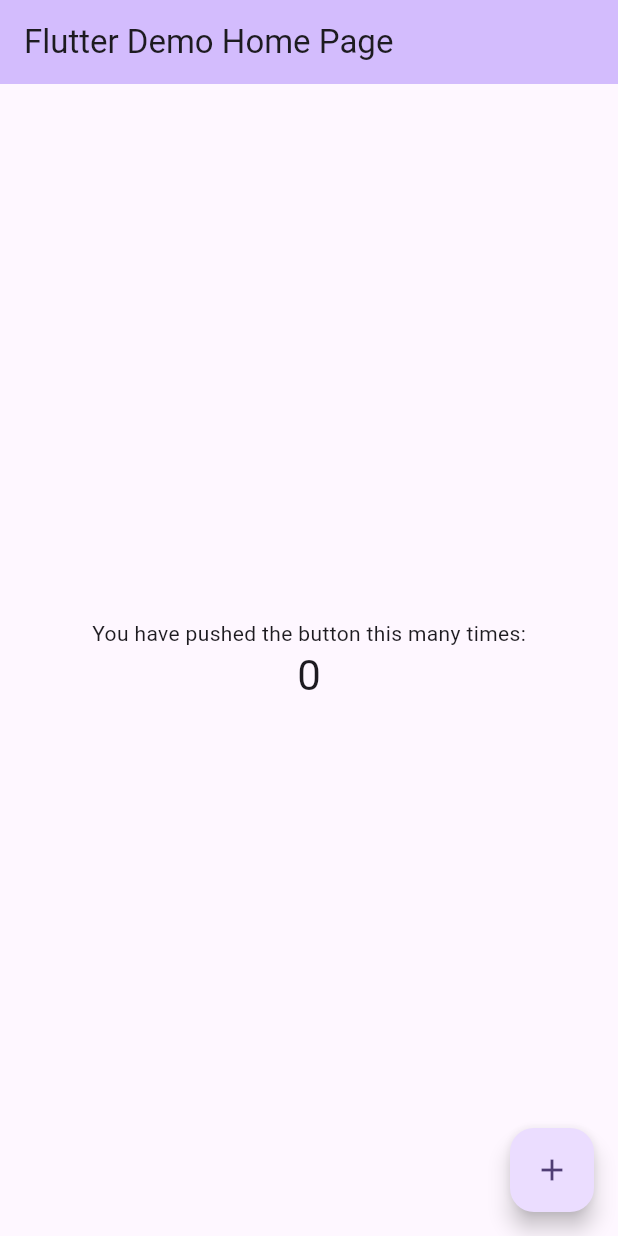
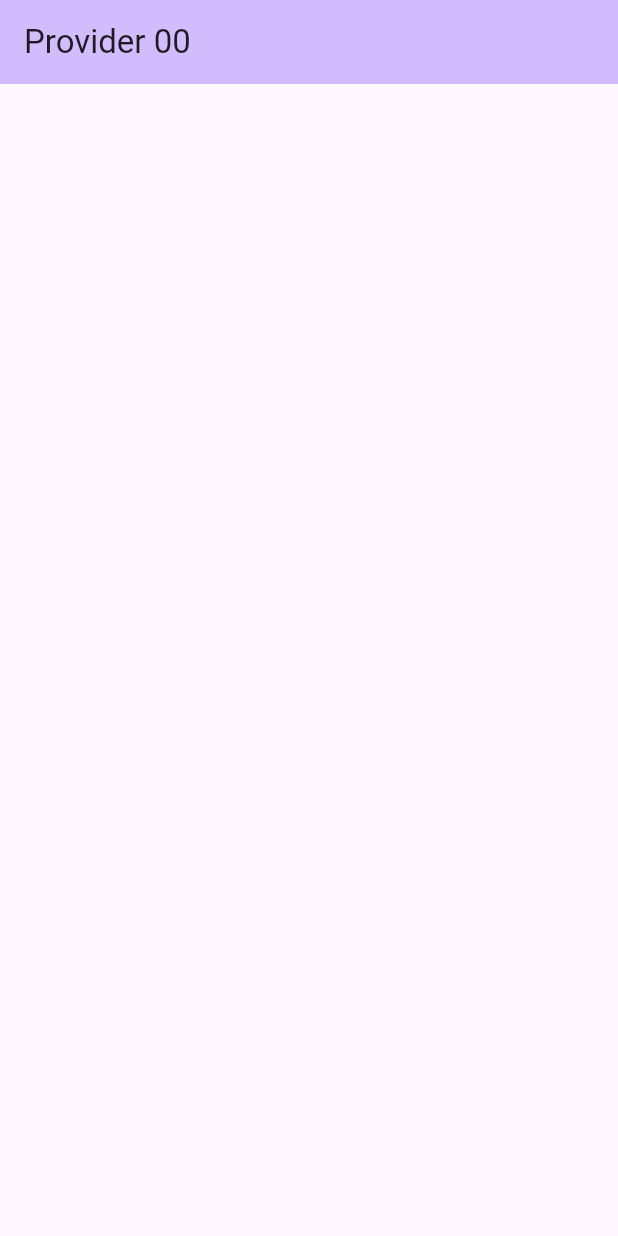
Before and after one commit to DONGL3XD/Learn_Flutter, a Flutter app: the screen it shows after launch, on a phone screen of 412 x 824 dp. Run offline on Flutter 3.47's test engine with Material 3 defaults, Android fonts, the phone set to English and light mode, and no system bars.

Commit message:
[EDIT] remove comments / add provider on pubspec.yami

```diff
--- a/lib/main.dart
+++ b/lib/main.dart
@@ -16,113 +16,32 @@ class MyApp extends StatelessWidget {
   @override
   Widget build(BuildContext context) {
     return MaterialApp(
-      title: 'Flutter Demo',
+      title: 'Provider 00',
       theme: ThemeData(
-        // This is the theme of your application.
-        //
-        // TRY THIS: Try running your application with "flutter run". You'll see
-        // the application has a purple toolbar. Then, without quitting the app,
-        // try changing the seedColor in the colorScheme below to Colors.green
-        // and then invoke "hot reload" (save your changes or press the "hot
-        // reload" button in a Flutter-supported IDE, or press "r" if you used
-        // the command line to start the app).
-        //
-        // Notice that the counter didn't reset back to zero; the application
-        // state is not lost during the reload. To reset the state, use hot
-        // restart instead.
-        //
-        // This works for code too, not just values: Most code changes can be
-        // tested with just a hot reload.
         colorScheme: ColorScheme.fromSeed(seedColor: Colors.deepPurple),
         useMaterial3: true,
       ),
-      home: const MyHomePage(title: 'Flutter Demo Home Page'),
+      home: const MyHomePage(),
     );
   }
 }
 
 class MyHomePage extends StatefulWidget {
-  const MyHomePage({super.key, required this.title});
-
-  // This widget is the home page of your application. It is stateful, meaning
-  // that it has a State object (defined below) that contains fields that affect
-  // how it looks.
-
-  // This class is the configuration for the state. It holds the values (in this
-  // case the title) provided by the parent (in this case the App widget) and
-  // used by the build method of the State. Fields in a Widget subclass are
-  // always marked "final".
-
-  final String title;
+  const MyHomePage({super.key});
 
   @override
   State<MyHomePage> createState() => _MyHomePageState();
 }
 
 class _MyHomePageState extends State<MyHomePage> {
-  int _counter = 0;
-
-  void _incrementCounter() {
-    setState(() {
-      // This call to setState tells the Flutter framework that something has
-      // changed in this State, which causes it to rerun the build method below
-      // so that the display can reflect the updated values. If we changed
-      // _counter without calling setState(), then the build method would not be
-      // called again, and so nothing would appear to happen.
-      _counter++;
-    });
-  }
-
   @override
   Widget build(BuildContext context) {
-    // This method is rerun every time setState is called, for instance as done
-    // by the _incrementCounter method above.
-    //
-    // The Flutter framework has been optimized to make rerunning build methods
-    // fast, so that you can just rebuild anything that needs updating rather
-    // than having to individually change instances of widgets.
     return Scaffold(
       appBar: AppBar(
-        // TRY THIS: Try changing the color here to a specific color (to
-        // Colors.amber, perhaps?) and trigger a hot reload to see the AppBar
-        // change color while the other colors stay the same.
         backgroundColor: Theme.of(context).colorScheme.inversePrimary,
-        // Here we take the value from the MyHomePage object that was created by
-        // the App.build method, and use it to set our appbar title.
-        title: Text(widget.title),
+        title: Text("Provider 00"),
       ),
-      body: Center(
-        // Center is a layout widget. It takes a single child and positions it
-        // in the middle of the parent.
-        child: Column(
-          // Column is also a layout widget. It takes a list of children and
-          // arranges them vertically. By default, it sizes itself to fit its
-          // children horizontally, and tries to be as tall as its parent.
-          //
-          // Column has various properties to control how it sizes itself and
-          // how it positions its children. Here we use mainAxisAlignment to
-          // center the children vertically; the main axis here is the vertical
-          // axis because Columns are vertical (the cross axis would be
-          // horizontal).
-          //
-          // TRY THIS: Invoke "debug painting" (choose the "Toggle Debug Paint"
-          // action in the IDE, or press "p" in the console), to see the
-          // wireframe for each widget.
-          mainAxisAlignment: MainAxisAlignment.center,
-          children: <Widget>[
-            const Text('You have pushed the button this many times:'),
-            Text(
-              '$_counter',
-              style: Theme.of(context).textTheme.headlineMedium,
-            ),
-          ],
-        ),
-      ),
-      floatingActionButton: FloatingActionButton(
-        onPressed: _incrementCounter,
-        tooltip: 'Increment',
-        child: const Icon(Icons.add),
-      ), // This trailing comma makes auto-formatting nicer for build methods.
+      body: Column(),
     );
   }
 }
--- a/pubspec.yaml
+++ b/pubspec.yaml
@@ -34,6 +34,7 @@ dependencies:
   # The following adds the Cupertino Icons font to your application.
   # Use with the CupertinoIcons class for iOS style icons.
   cupertino_icons: ^1.0.8
+  provider: ^6.1.4
 
 dev_dependencies:
   flutter_test:
```
Also changed, not shown: pubspec.lock.
